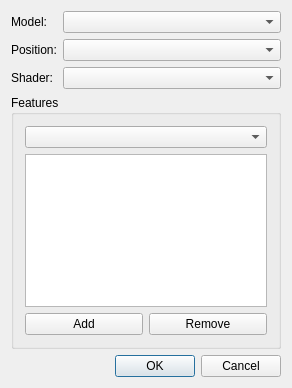
Above: src/QT/gui_model.ui from bkloppenborg/simtoi before the change. Below: the same form after it.
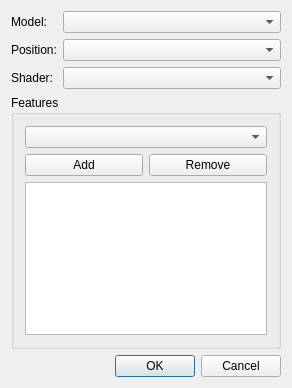
That is the form after the change.

What changed in the file:
```diff
--- a/src/QT/gui_model.ui
+++ b/src/QT/gui_model.ui
@@ -67,7 +67,7 @@
         </property>
        </widget>
       </item>
-      <item row="1" column="0" colspan="2">
+      <item row="3" column="0" colspan="2">
        <widget class="QListWidget" name="listFeatures">
         <property name="selectionMode">
          <enum>QAbstractItemView::ExtendedSelection</enum>
```
